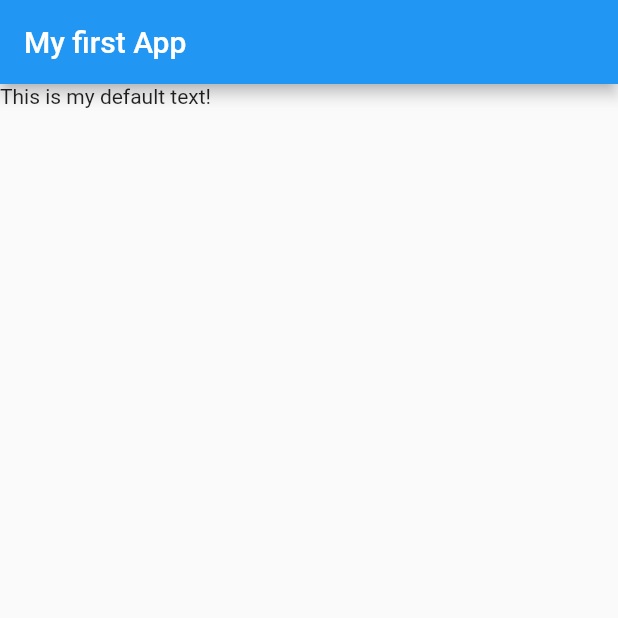
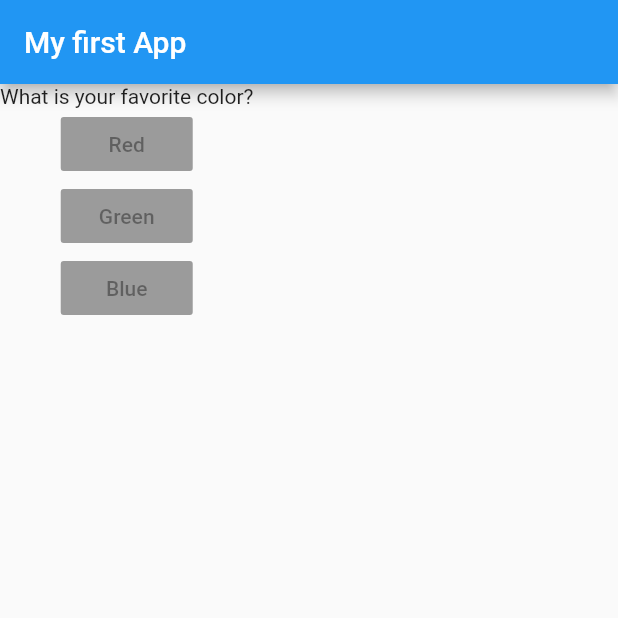
Before and after one commit to jazvillagra/quizz_app, a Flutter app: the screen it shows after launch, on a phone screen of 412 x 824 dp, the top half of it. Run offline on Flutter 3.47's test engine with Material 2 defaults, Android fonts, the phone set to English and light mode, and no system bars.

Commit message:
Adds layout widgets

```diff
--- a/lib/main.dart
+++ b/lib/main.dart
@@ -35,7 +35,29 @@ class MyApp extends StatelessWidget {
         appBar: AppBar(
           title: Text('My first App'),
         ),
-        body: Text('This is my default text!'),
+        //this body will contain a column, which holds a list of widgets
+        body: Column(
+          /* you can specify the data type the list will contain
+            children: <Widget>[]
+           but since all items are widgets, Dart will automatically recognize
+           the data type of the items and assign it to the list
+           */
+          children: [
+            Text('What is your favorite color?'),
+            RaisedButton(
+              child: Text('Red'),
+              onPressed: null,
+            ),
+            RaisedButton(
+              child: Text('Green'),
+              onPressed: null,
+            ),
+            RaisedButton(
+              child: Text('Blue'),
+              onPressed: null,
+            )
+          ],
+        ),
       ),
     );
   }
```
Also changed, not shown: 1 other file.
